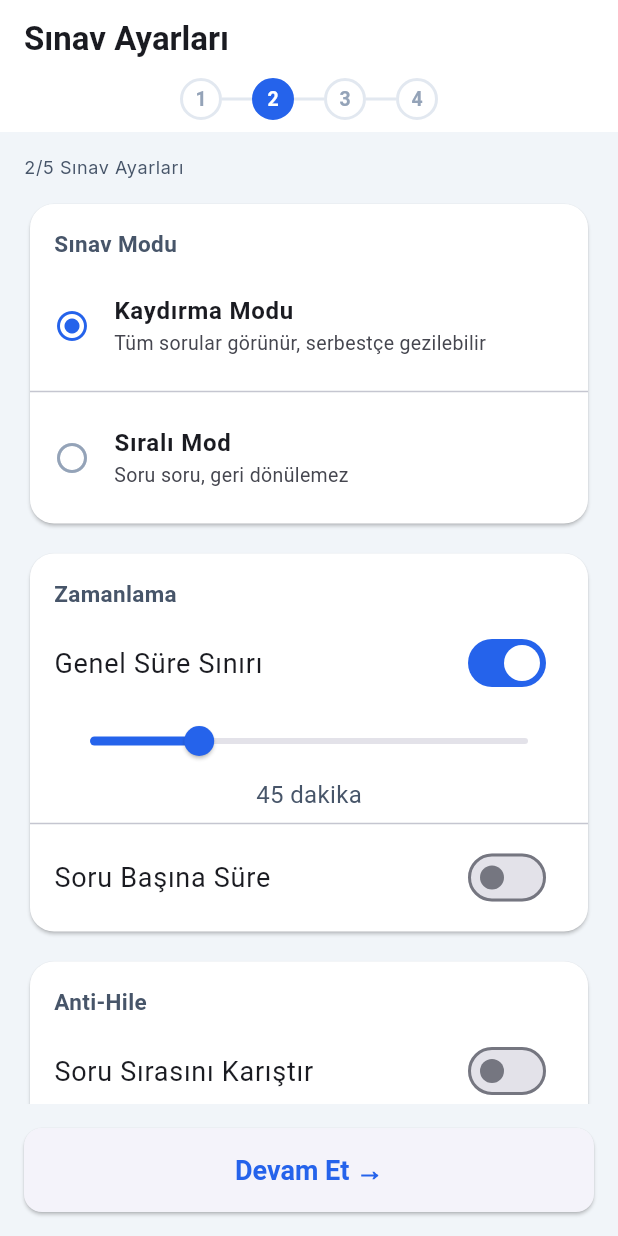
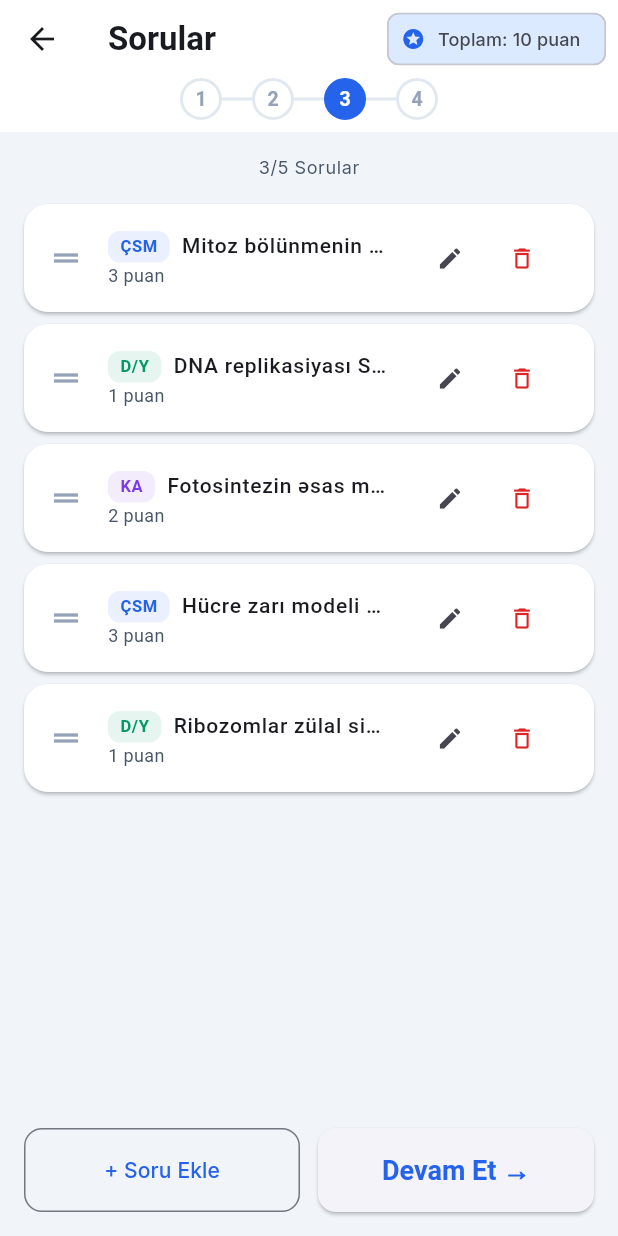
Before and after one commit to kerim-agayev/examkit, a Flutter app: the ExamSettingsScreen screen opened by its route, after a tap on "Devam Et →", on a phone screen of 412 x 824 dp. Run offline on Flutter 3.47's test engine with Material 3 defaults, Android fonts, the phone set to English and light mode, and no system bars; our stand-ins replace firebase_core, flutter_riverpod, go_router, google_fonts; accounts and stored records are empty.

Commit message:
Flutter: question list + step nav chain + Firebase security rules
Flutter:
- question_list_screen.dart: Drag-reorder list, type badges, points, edit/delete
- Step navigation: create → settings → questions → preview → share (full chain)
- Router: 23 routes, /exams/create/questions/edit for editor
- exam_settings_screen.dart: Devam Et → question list

Firebase:
- firestore.rules: Users, groups, exams, questions (public), exam_answers (auth-only), sessions (split write)
- database.rules: live_exams students node write restricted per-sessionId

0 analyzer errors

```diff
--- a/flutter_app/lib/features/exams/screens/exam_settings_screen.dart
+++ b/flutter_app/lib/features/exams/screens/exam_settings_screen.dart
@@ -1,4 +1,5 @@
 import 'package:flutter/material.dart';
+import 'package:go_router/go_router.dart';
 
 class ExamSettingsScreen extends StatefulWidget {
   const ExamSettingsScreen({super.key});
@@ -68,7 +69,7 @@ class _ExamSettingsScreenState extends State<ExamSettingsScreen> {
       bottomNavigationBar: SafeArea(
         child: Padding(
           padding: const EdgeInsets.all(16),
-          child: SizedBox(width: double.infinity, height: 56, child: ElevatedButton(onPressed: () {}, child: const Text('Devam Et →'))),
+          child: SizedBox(width: double.infinity, height: 56, child: ElevatedButton(onPressed: () => context.push('/exams/create/questions'), child: const Text('Devam Et →'))),
         ),
       ),
     );
--- /dev/null
+++ b/flutter_app/lib/features/exams/screens/question_list_screen.dart
@@ -0,0 +1,144 @@
+import 'package:flutter/material.dart';
+import 'package:go_router/go_router.dart';
+
+class QuestionListScreen extends StatefulWidget {
+  const QuestionListScreen({super.key});
+
+  @override
+  State<QuestionListScreen> createState() => _QuestionListScreenState();
+}
+
+class _QuestionListScreenState extends State<QuestionListScreen> {
+  final _questions = [
+    _QData('ÇSM', 'Mitoz bölünmenin əsas mərhələ...', 3, const Color(0xFF2563EB)),
+    _QData('D/Y', 'DNA replikasiyası S fazasında...', 1, const Color(0xFF059669)),
+    _QData('KA', 'Fotosintezin əsas məhsulu...', 2, const Color(0xFF7C3AED)),
+    _QData('ÇSM', 'Hücre zarı modeli hansıdır?', 3, const Color(0xFF2563EB)),
+    _QData('D/Y', 'Ribozomlar zülal sintezindən...', 1, const Color(0xFF059669)),
+  ];
+
+  @override
+  Widget build(BuildContext context) {
+    return Scaffold(
+      appBar: AppBar(
+        title: const Text('Sorular'),
+        actions: [
+          Padding(
+            padding: const EdgeInsets.only(right: 8),
+            child: Chip(
+              avatar: const Icon(Icons.stars, size: 16),
+              label: Text('Toplam: ${_questions.fold<int>(0, (s, q) => s + q.points)} puan', style: const TextStyle(fontSize: 12)),
+              backgroundColor: const Color(0xFFDBEAFE),
+            ),
+          ),
+        ],
+        bottom: PreferredSize(
+          preferredSize: const Size.fromHeight(32),
+          child: Padding(
+            padding: const EdgeInsets.only(bottom: 8),
+            child: Row(mainAxisAlignment: MainAxisAlignment.center, children: [
+              _StepCircle(1, false), _StepLine(), _StepCircle(2, false), _StepLine(), _StepCircle(3, true), _StepLine(), _StepCircle(4, false),
+            ]),
+          ),
+        ),
+      ),
+      body: Column(
+        children: [
+          Padding(
+            padding: const EdgeInsets.all(16),
+            child: Text('3/5 Sorular', style: Theme.of(context).textTheme.bodySmall?.copyWith(color: const Color(0xFF475569))),
+          ),
+          Expanded(
+            child: ReorderableListView.builder(
+              padding: const EdgeInsets.symmetric(horizontal: 16),
+              itemCount: _questions.length,
+              onReorder: (oldIndex, newIndex) {
+                setState(() {
+                  if (newIndex > oldIndex) newIndex--;
+                  final item = _questions.removeAt(oldIndex);
+                  _questions.insert(newIndex, item);
+                });
+              },
+              itemBuilder: (_, i) => Card(
+                key: ValueKey('q$i'),
+                margin: const EdgeInsets.only(bottom: 8),
+                child: ListTile(
+                  leading: const Icon(Icons.drag_handle, color: Color(0xFF94A3B8)),
+                  title: Row(
+                    children: [
+                      Container(
+                        padding: const EdgeInsets.symmetric(horizontal: 8, vertical: 2),
+                        decoration: BoxDecoration(color: _questions[i].color.withAlpha(25), borderRadius: BorderRadius.circular(8)),
+                        child: Text(_questions[i].type, style: TextStyle(fontSize: 11, color: _questions[i].color, fontWeight: FontWeight.w600)),
+                      ),
+                      const SizedBox(width: 8),
+                      Expanded(child: Text(_questions[i].text, style: const TextStyle(fontSize: 14, fontWeight: FontWeight.w500), maxLines: 1, overflow: TextOverflow.ellipsis)),
+                    ],
+                  ),
+                  subtitle: Text('${_questions[i].points} puan', style: const TextStyle(fontSize: 12, color: Color(0xFF475569))),
+                  trailing: Row(
+                    mainAxisSize: MainAxisSize.min,
+                    children: [
+                      IconButton(icon: const Icon(Icons.edit, size: 18), onPressed: () => context.push('/exams/create/questions/edit')),
+                      IconButton(icon: const Icon(Icons.delete_outline, size: 18, color: Color(0xFFDC2626)), onPressed: () {}),
+                    ],
+                  ),
+                ),
+              ),
+            ),
+          ),
+        ],
+      ),
+      bottomNavigationBar: SafeArea(
+        child: Padding(
+          padding: const EdgeInsets.all(16),
+          child: Row(
+            children: [
+              Expanded(
+                child: SizedBox(
+                  width: double.infinity, height: 56,
+                  child: OutlinedButton(
+                    onPressed: () {},
+                    style: OutlinedButton.styleFrom(shape: RoundedRectangleBorder(borderRadius: BorderRadius.circular(12), side: const BorderSide(color: Color(0xFF2563EB)))),
+                    child: const Text('+ Soru Ekle'),
+                  ),
+                ),
+              ),
+              const SizedBox(width: 12),
+              Expanded(
+                child: SizedBox(
+                  width: double.infinity, height: 56,
+                  child: ElevatedButton(onPressed: () => context.push('/exams/create/preview'), child: const Text('Devam Et →')),
+                ),
+              ),
+            ],
+          ),
+        ),
+      ),
+    );
+  }
+}
+
+class _QData {
+  final String type, text;
+  final int points;
+  final Color color;
+  const _QData(this.type, this.text, this.points, this.color);
+}
+
+class _StepCircle extends StatelessWidget {
+  final int num;
+  final bool active;
+  const _StepCircle(this.num, this.active);
+  @override
+  Widget build(BuildContext context) => Container(
+    width: 28, height: 28,
+    decoration: BoxDecoration(shape: BoxShape.circle, color: active ? const Color(0xFF2563EB) : Colors.transparent, border: Border.all(color: active ? const Color(0xFF2563EB) : const Color(0xFFE2E8F0), width: 2)),
+    child: Center(child: Text('$num', style: TextStyle(fontSize: 13, color: active ? Colors.white : const Color(0xFF94A3B8), fontWeight: FontWeight.w600))),
+  );
+}
+
+class _StepLine extends StatelessWidget {
+  @override
+  Widget build(BuildContext context) => Container(width: 20, height: 2, color: const Color(0xFFE2E8F0));
+}
--- a/flutter_app/lib/router.dart
+++ b/flutter_app/lib/router.dart
@@ -12,6 +12,7 @@ import 'features/exams/screens/exam_list_screen.dart';
 import 'features/exams/screens/exam_create_screen.dart';
 import 'features/exams/screens/exam_settings_screen.dart';
 import 'features/exams/screens/question_editor_screen.dart';
+import 'features/exams/screens/question_list_screen.dart';
 import 'features/exams/screens/exam_preview_screen.dart';
 import 'features/exams/screens/share_screen.dart';
 import 'features/exams/screens/live_control_screen.dart';
@@ -42,7 +43,8 @@ final routerProvider = Provider<GoRouter>((ref) {
       GoRoute(path: '/exams', builder: (_, __) => const ExamListScreen()),
       GoRoute(path: '/exams/create', builder: (_, __) => const ExamCreateScreen()),
       GoRoute(path: '/exams/create/settings', builder: (_, __) => const ExamSettingsScreen()),
-      GoRoute(path: '/exams/create/questions', builder: (_, __) => const QuestionEditorScreen()),
+      GoRoute(path: '/exams/create/questions', builder: (_, __) => const QuestionListScreen()),
+      GoRoute(path: '/exams/create/questions/edit', builder: (_, __) => const QuestionEditorScreen()),
       GoRoute(path: '/exams/create/preview', builder: (_, __) => const ExamPreviewScreen()),
       GoRoute(path: '/exams/:id/share', builder: (_, __) => const ShareScreen()),
       GoRoute(path: '/exams/:id/live', builder: (_, __) => const LiveControlScreen()),
```
Also changed, not shown: 2 other files.
